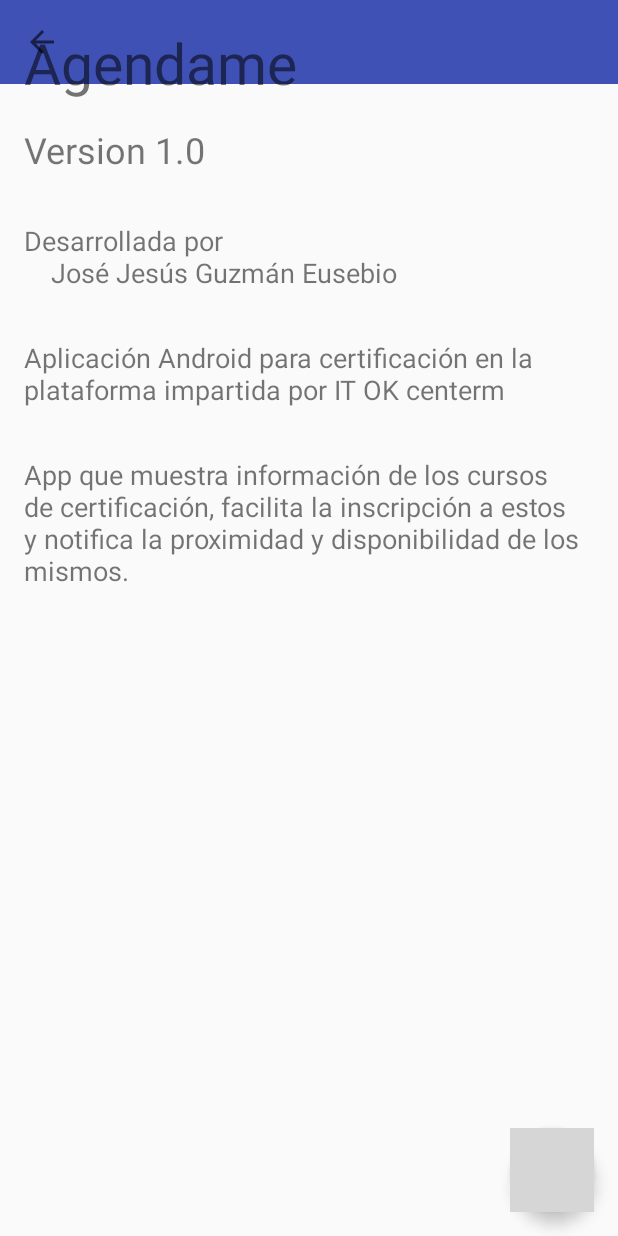
After one commit to josejesusguzman/Agendame, an Android app: the AcercaActivity screen opened directly, with no data from a screen before it, on a phone screen of 412 x 824 dp. The commit adds this screen. Run offline under Robolectric (Android 15) with nearby library versions, the phone set to English and light mode, and no system bars; grey boxes are pictures that could not be loaded.

Commit message:
Arreglar acerca de

```diff
--- a/app/build.gradle
+++ b/app/build.gradle
@@ -20,7 +20,9 @@ android {
 }
 
 dependencies {
-    compile fileTree(dir: 'libs', include: ['*.jar'])
+    compile fileTree(include: ['*.jar'], dir: 'libs')
     testCompile 'junit:junit:4.12'
     compile 'com.android.support:appcompat-v7:24.2.0'
+    compile 'com.android.support:design:24.2.0'
+    compile 'com.android.support:cardview-v7:24.1.1'
 }
--- a/app/src/main/AndroidManifest.xml
+++ b/app/src/main/AndroidManifest.xml
@@ -8,13 +8,14 @@
         android:label="@string/app_name"
         android:supportsRtl="true"
         android:theme="@style/AppTheme">
-        <activity android:name=".LoginActivity">
+        <activity android:name=".Activities.LoginActivity">
             <intent-filter>
                 <action android:name="android.intent.action.MAIN" />
 
                 <category android:name="android.intent.category.LAUNCHER" />
             </intent-filter>
         </activity>
+        <activity android:name=".Activities.AcercaActivity"></activity>
     </application>
 
 </manifest>
--- /dev/null
+++ b/app/src/main/java/com/example/jose_jesus_guzman/agendame/Activities/AcercaActivity.java
@@ -0,0 +1,63 @@
+package com.example.jose_jesus_guzman.agendame.Activities;
+
+import android.content.DialogInterface;
+import android.content.Intent;
+import android.net.Uri;
+import android.support.design.widget.FloatingActionButton;
+import android.support.v7.app.AlertDialog;
+import android.support.v7.app.AppCompatActivity;
+import android.os.Bundle;
+import android.support.v7.widget.Toolbar;
+import android.view.MenuItem;
+import android.view.View;
+
+import com.example.jose_jesus_guzman.agendame.R;
+
+public class AcercaActivity extends AppCompatActivity {
+
+    Toolbar toolbar;
+    FloatingActionButton floatingActionButton;
+
+    @Override
+    protected void onCreate(Bundle savedInstanceState) {
+        super.onCreate(savedInstanceState);
+        setContentView(R.layout.activity_acerca);
+
+        toolbar = (Toolbar) findViewById(R.id.toolbar);
+        setSupportActionBar(toolbar);
+        getSupportActionBar().setDisplayHomeAsUpEnabled(true);
+
+        floatingActionButton = (FloatingActionButton) findViewById(R.id.floating);
+        floatingActionButton.setOnClickListener(new View.OnClickListener() {
+            @Override
+            public void onClick(View view) {
+                new AlertDialog.Builder(AcercaActivity.this)
+                        .setTitle(getResources().getString(R.string.acerca_dialog_titulo))
+                        .setMessage(getResources().getString(R.string.acerca_dialog_mensaje))
+                        .setPositiveButton(getResources().getString(R.string.Si), new DialogInterface.OnClickListener() {
+                            @Override
+                            public void onClick(DialogInterface dialogInterface, int i) {
+                                Intent browserIntent = new Intent(Intent.ACTION_VIEW, Uri.parse("https://github.com/jose1824/Agendame.git"));
+                                startActivity(browserIntent);
+                                dialogInterface.dismiss();
+                            }
+                        })
+                        .setNegativeButton(getResources().getString(R.string.No), new DialogInterface.OnClickListener() {
+                            @Override
+                            public void onClick(DialogInterface dialogInterface, int i) {
+                                dialogInterface.dismiss();
+                            }
+                        })
+                        .show();
+
+            }
+        });
+
+    }
+
+    @Override
+    public boolean onOptionsItemSelected(MenuItem item) {
+        startActivity(new Intent(AcercaActivity.this, LoginActivity.class));
+        return super.onOptionsItemSelected(item);
+    }
+}
--- /dev/null
+++ b/app/src/main/res/layout/activity_acerca.xml
@@ -0,0 +1,88 @@
+<?xml version="1.0" encoding="utf-8"?>
+<android.support.design.widget.CoordinatorLayout xmlns:android="http://schemas.android.com/apk/res/android"
+    xmlns:app="http://schemas.android.com/apk/res-auto"
+    xmlns:tools="http://schemas.android.com/tools"
+    android:layout_width="match_parent"
+    android:layout_height="match_parent"
+    android:fitsSystemWindows="true"
+    android:id="@+id/acerca_coordinator"
+    tools:context="com.example.jose_jesus_guzman.agendame.Activities.AcercaActivity">
+
+    <android.support.design.widget.AppBarLayout
+        android:id="@+id/appbar"
+        android:layout_width="match_parent"
+        android:layout_height="wrap_content"
+        app:elevation="0dp"
+        android:fitsSystemWindows="true">
+
+        <android.support.design.widget.CollapsingToolbarLayout
+            android:id="@+id/collapsingToolbar"
+            android:layout_width="match_parent"
+            android:layout_height="?attr/actionBarSize"
+            android:fitsSystemWindows="true"
+            app:layout_scrollFlags="scroll|exitUntilCollapsed">
+
+            <include layout="@layout/toolbar"/>
+
+        </android.support.design.widget.CollapsingToolbarLayout>
+
+    </android.support.design.widget.AppBarLayout>
+
+    <LinearLayout
+        xmlns:android="http://schemas.android.com/apk/res/android"
+        xmlns:tools="http://schemas.android.com/tools"
+        android:layout_width="match_parent"
+        android:layout_height="match_parent"
+        android:paddingBottom="@dimen/activity_vertical_margin"
+        android:paddingLeft="@dimen/activity_horizontal_margin"
+        android:paddingRight="@dimen/activity_horizontal_margin"
+        android:paddingTop="@dimen/activity_vertical_margin"
+        android:id="@+id/layout"
+        android:orientation="vertical">
+
+        <TextView
+            android:layout_width="match_parent"
+            android:layout_height="wrap_content"
+            android:textSize="38sp"
+            android:text="@string/app_name"/>
+
+        <TextView
+            android:layout_width="match_parent"
+            android:layout_height="wrap_content"
+            android:layout_marginTop="@dimen/activity_vertical_margin"
+            android:textSize="24sp"
+            android:text="@string/version"/>
+
+        <TextView
+            android:layout_width="match_parent"
+            android:layout_height="wrap_content"
+            android:layout_marginTop="@dimen/activity_vertical_margin2"
+            android:textSize="18sp"
+            android:text="@string/autoria"/>
+
+        <TextView
+            android:layout_width="match_parent"
+            android:layout_height="wrap_content"
+            android:layout_marginTop="@dimen/activity_vertical_margin2"
+            android:textSize="18sp"
+            android:text="@string/descripcion1"/>
+
+        <TextView
+            android:layout_width="match_parent"
+            android:layout_height="wrap_content"
+            android:layout_marginTop="@dimen/activity_vertical_margin2"
+            android:textSize="18sp"
+            android:text="@string/decripcion2"/>
+
+    </LinearLayout>
+
+    <android.support.design.widget.FloatingActionButton
+        android:id="@+id/floating"
+        android:layout_width="wrap_content"
+        android:layout_height="wrap_content"
+        android:layout_margin="@dimen/activity_horizontal_margin"
+        app:layout_anchor="@id/layout"
+        android:src="@mipmap/github"
+        app:layout_anchorGravity="bottom|right|end"/>
+
+</android.support.design.widget.CoordinatorLayout>
--- /dev/null
+++ b/app/src/main/res/layout/toolbar.xml
@@ -0,0 +1,8 @@
+<?xml version="1.0" encoding="utf-8"?>
+<android.support.v7.widget.Toolbar xmlns:android="http://schemas.android.com/apk/res/android"
+    xmlns:app="http://schemas.android.com/apk/res-auto"
+    android:id="@+id/toolbar"
+    android:layout_width="match_parent"
+    android:layout_height="?attr/actionBarSize"
+    app:itemIconTint="#FFFFFF"
+    app:popupTheme="@style/ThemeOverlay.AppCompat.Light" />
--- a/app/src/main/res/values/dimens.xml
+++ b/app/src/main/res/values/dimens.xml
@@ -2,4 +2,7 @@
     <!-- Default screen margins, per the Android Design guidelines. -->
     <dimen name="activity_horizontal_margin">16dp</dimen>
     <dimen name="activity_vertical_margin">16dp</dimen>
+
+    <dimen name="activity_vertical_margin2">32dp</dimen>
+    <dimen name="padding_fragments_tab">80dp</dimen>
 </resources>
--- a/app/src/main/res/values/strings.xml
+++ b/app/src/main/res/values/strings.xml
@@ -1,3 +1,13 @@
 <resources>
     <string name="app_name">Agendame</string>
+    <string name="login_toolbar_titulo">Inicio de sesión</string>
+    <string name="acerca_de">Acerca de</string>
+    <string name="version">Version 1.0</string>
+    <string name="autoria">Desarrollada por \n\t José Jesús Guzmán Eusebio</string>
+    <string name="descripcion1">Aplicación Android para certificación en la plataforma impartida por IT OK centerm</string>
+    <string name="decripcion2">App que muestra información de los cursos de certificación, facilita la inscripción a estos y notifica la proximidad y disponibilidad de los mismos.</string>
+    <string name="Si">ACEPTAR</string>
+    <string name="No">CANCELAR</string>
+    <string name="acerca_dialog_titulo">¿Desea ir a GItHub?</string>
+    <string name="acerca_dialog_mensaje">Permitir a la aplicación abrir el repositorio de GitHub que contiene el codigo de este proyecto.</string>
 </resources>
--- a/app/src/main/res/values/styles.xml
+++ b/app/src/main/res/values/styles.xml
@@ -1,11 +1,12 @@
 <resources>
 
     <!-- Base application theme. -->
-    <style name="AppTheme" parent="Theme.AppCompat.Light.DarkActionBar">
+    <style name="AppTheme" parent="Theme.AppCompat.Light.NoActionBar">
         <!-- Customize your theme here. -->
         <item name="colorPrimary">@color/colorPrimary</item>
         <item name="colorPrimaryDark">@color/colorPrimaryDark</item>
         <item name="colorAccent">@color/colorAccent</item>
+        <item name="android:textColorPrimary">#000</item>
     </style>
 
 </resources>
```
Also changed, not shown: app/src/main/java/com/example/jose_jesus_guzman/agendame/Activities/LoginActivity.java (added, +44 -0 lines), app/src/main/java/com/example/jose_jesus_guzman/agendame/LoginActivity.java (deleted, +0 -13 lines), app/src/main/res/layout/activity_login.xml (+56 -13 lines), app/src/main/res/menu/main_menu.xml (added, +9 -0 lines).
